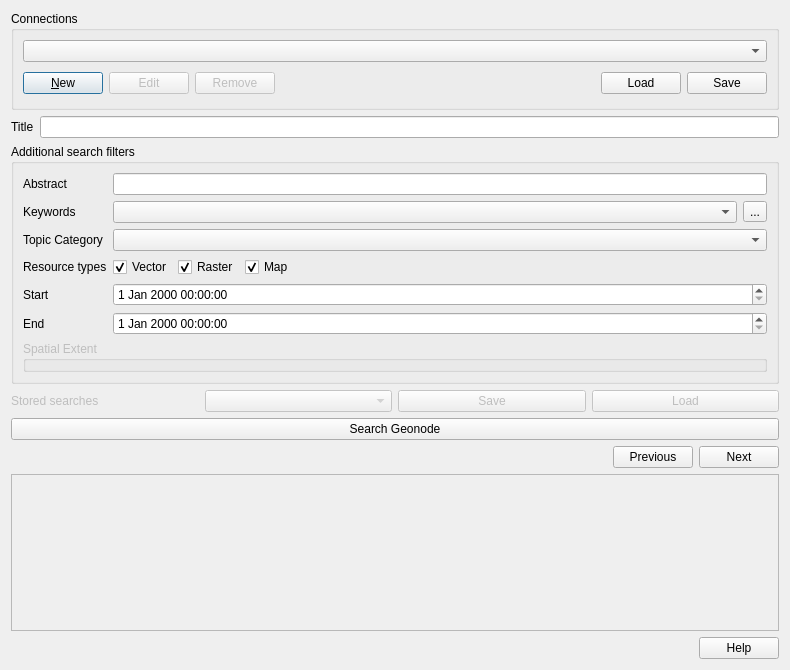
The window that src/qgis_geonode/ui/geonode_datasource_widget.ui (GeoNode/QGISGeoNodePlugin) describes before a commit, drawn with Qt 5.
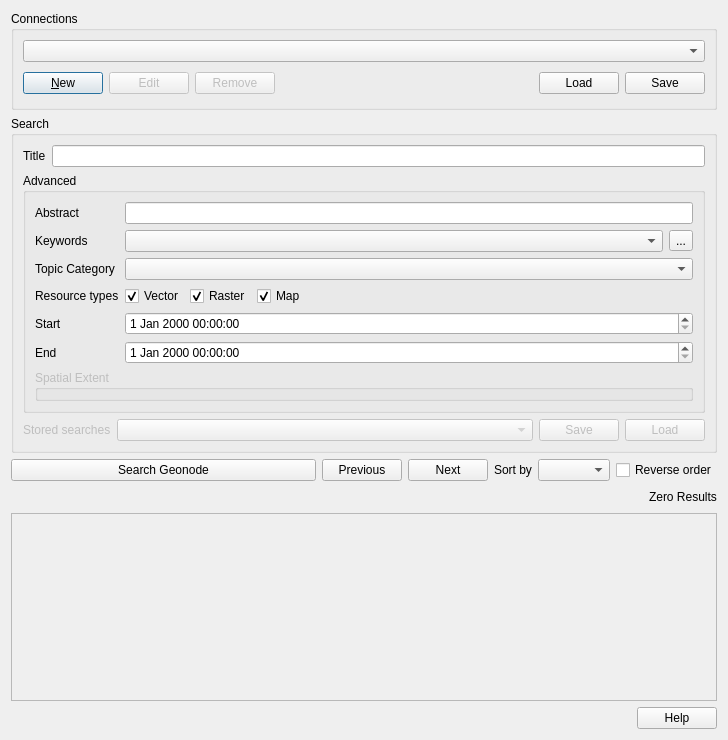
The same window after the commit. Custom widgets are drawn as their Qt base class.

The edit to the form file:
```diff
--- a/src/qgis_geonode/ui/geonode_datasource_widget.ui
+++ b/src/qgis_geonode/ui/geonode_datasource_widget.ui
@@ -6,14 +6,14 @@
    <rect>
     <x>0</x>
     <y>0</y>
-    <width>790</width>
-    <height>670</height>
+    <width>728</width>
+    <height>740</height>
    </rect>
   </property>
   <property name="windowTitle">
    <string>Connection</string>
   </property>
-  <layout class="QVBoxLayout" name="verticalLayout">
+  <layout class="QVBoxLayout" name="verticalLayout_2">
    <item>
     <widget class="QGroupBox" name="groupBox">
      <property name="title">
@@ -103,6 +103,12 @@
     </widget>
    </item>
    <item>
+    <widget class="QGroupBox" name="groupBox_2">
+     <property name="title">
+      <string>Search</string>
+     </property>
+     <layout class="QVBoxLayout" name="verticalLayout">
+      <item>
     <layout class="QHBoxLayout" name="horizontalLayout_4">
      <item>
       <widget class="QLabel" name="label">
@@ -135,7 +141,7 @@
       <bool>true</bool>
      </property>
      <property name="title">
-      <string>Additional search filters</string>
+         <string>Advanced</string>
      </property>
      <property name="checkable">
       <bool>false</bool>
@@ -347,10 +353,18 @@
       </widget>
      </item>
      <item>
+         <layout class="QHBoxLayout" name="horizontalLayout_6">
+          <item>
       <widget class="QComboBox" name="comboBox_6">
        <property name="enabled">
         <bool>false</bool>
        </property>
+            <property name="sizePolicy">
+             <sizepolicy hsizetype="Expanding" vsizetype="Fixed">
+              <horstretch>0</horstretch>
+              <verstretch>0</verstretch>
+             </sizepolicy>
+            </property>
       </widget>
      </item>
      <item>
@@ -381,8 +395,27 @@
      </item>
     </layout>
    </item>
+       </layout>
+      </item>
+     </layout>
+    </widget>
+   </item>
+   <item>
+    <layout class="QHBoxLayout" name="horizontalLayout_5">
    <item>
     <widget class="QPushButton" name="search_btn">
+       <property name="sizePolicy">
+        <sizepolicy hsizetype="Expanding" vsizetype="Preferred">
+         <horstretch>0</horstretch>
+         <verstretch>0</verstretch>
+        </sizepolicy>
+       </property>
+       <property name="minimumSize">
+        <size>
+         <width>0</width>
+         <height>0</height>
+        </size>
+       </property>
      <property name="toolTip">
       <string>Load connections from file</string>
      </property>
@@ -392,29 +425,13 @@
     </widget>
    </item>
    <item>
-    <layout class="QHBoxLayout" name="horizontalLayout_12">
-     <item>
-      <spacer name="horizontalSpacer_2">
-       <property name="orientation">
-        <enum>Qt::Horizontal</enum>
-       </property>
-       <property name="sizeHint" stdset="0">
-        <size>
-         <width>40</width>
-         <height>20</height>
-        </size>
-       </property>
-      </spacer>
-     </item>
-     <item>
-      <widget class="QLabel" name="resultsLabel">
-       <property name="text">
-        <string/>
-       </property>
-      </widget>
-     </item>
-     <item>
       <widget class="QPushButton" name="previous_btn">
+       <property name="sizePolicy">
+        <sizepolicy hsizetype="Minimum" vsizetype="Preferred">
+         <horstretch>0</horstretch>
+         <verstretch>0</verstretch>
+        </sizepolicy>
+       </property>
        <property name="toolTip">
         <string>&lt;html&gt;&lt;head/&gt;&lt;body&gt;&lt;p&gt;Go to previous page&lt;/p&gt;&lt;/body&gt;&lt;/html&gt;</string>
        </property>
@@ -425,6 +442,12 @@
      </item>
      <item>
       <widget class="QPushButton" name="next_btn">
+       <property name="sizePolicy">
+        <sizepolicy hsizetype="Minimum" vsizetype="Preferred">
+         <horstretch>0</horstretch>
+         <verstretch>0</verstretch>
+        </sizepolicy>
+       </property>
        <property name="toolTip">
         <string>&lt;html&gt;&lt;head/&gt;&lt;body&gt;&lt;p&gt;Go to next page&lt;/p&gt;&lt;p&gt;&lt;br/&gt;&lt;/p&gt;&lt;/body&gt;&lt;/html&gt;</string>
        </property>
@@ -433,6 +456,78 @@
        </property>
       </widget>
      </item>
+     <item>
+      <widget class="QLabel" name="label_9">
+       <property name="sizePolicy">
+        <sizepolicy hsizetype="Minimum" vsizetype="Preferred">
+         <horstretch>0</horstretch>
+         <verstretch>0</verstretch>
+        </sizepolicy>
+       </property>
+       <property name="styleSheet">
+        <string notr="true"/>
+       </property>
+       <property name="text">
+        <string>Sort by</string>
+       </property>
+      </widget>
+     </item>
+     <item>
+      <widget class="QComboBox" name="sort_field_cmb">
+       <property name="sizePolicy">
+        <sizepolicy hsizetype="Preferred" vsizetype="Fixed">
+         <horstretch>0</horstretch>
+         <verstretch>0</verstretch>
+        </sizepolicy>
+       </property>
+       <property name="minimumSize">
+        <size>
+         <width>0</width>
+         <height>0</height>
+        </size>
+       </property>
+      </widget>
+     </item>
+     <item>
+      <widget class="QCheckBox" name="reverse_order_chk">
+       <property name="minimumSize">
+        <size>
+         <width>0</width>
+         <height>0</height>
+        </size>
+       </property>
+       <property name="layoutDirection">
+        <enum>Qt::LeftToRight</enum>
+       </property>
+       <property name="text">
+        <string>Reverse order</string>
+       </property>
+      </widget>
+     </item>
+    </layout>
+   </item>
+   <item>
+    <layout class="QHBoxLayout" name="horizontalLayout_8">
+     <item>
+      <spacer name="horizontalSpacer_3">
+       <property name="orientation">
+        <enum>Qt::Horizontal</enum>
+       </property>
+       <property name="sizeHint" stdset="0">
+        <size>
+         <width>40</width>
+         <height>20</height>
+        </size>
+       </property>
+      </spacer>
+     </item>
+     <item>
+      <widget class="QLabel" name="resultsLabel">
+       <property name="text">
+        <string>Zero Results</string>
+       </property>
+      </widget>
+     </item>
     </layout>
    </item>
    <item>
@@ -457,8 +552,8 @@
        <rect>
         <x>0</x>
         <y>0</y>
-        <width>770</width>
-        <height>95</height>
+        <width>708</width>
+        <height>122</height>
        </rect>
       </property>
      </widget>
```
Left out of the diff: 9 changed lines with no effect on the pictures. Lines whose indentation alone changed are shown as unchanged.
